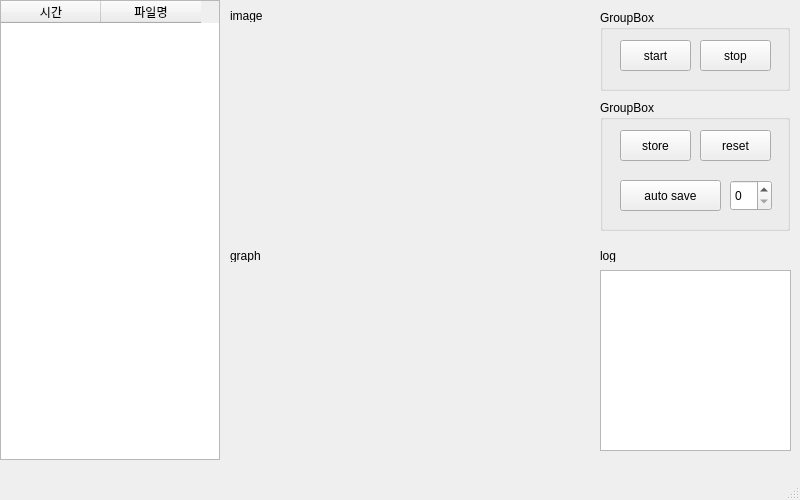
Above: pjt/pjt.ui from kswoong1819/AI_study before the change. Below: the same form after it.
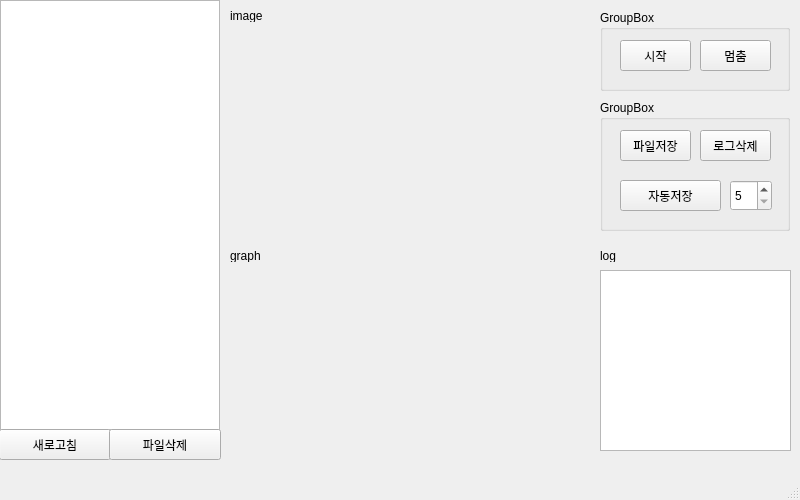
That is the form after the change. Custom widgets are drawn as their Qt base class.

```diff
--- a/pjt/pjt.ui
+++ b/pjt/pjt.ui
@@ -2,6 +2,9 @@
 <ui version="4.0">
  <class>MainWindow</class>
  <widget class="QMainWindow" name="MainWindow">
+  <property name="enabled">
+   <bool>true</bool>
+  </property>
   <property name="geometry">
    <rect>
     <x>0</x>
@@ -10,6 +13,21 @@
     <height>500</height>
    </rect>
   </property>
+  <property name="minimumSize">
+   <size>
+    <width>800</width>
+    <height>500</height>
+   </size>
+  </property>
+  <property name="maximumSize">
+   <size>
+    <width>800</width>
+    <height>500</height>
+   </size>
+  </property>
+  <property name="mouseTracking">
+   <bool>false</bool>
+  </property>
   <property name="windowTitle">
    <string>MainWindow</string>
   </property>
@@ -20,19 +38,24 @@
       <x>0</x>
       <y>0</y>
       <width>220</width>
-      <height>460</height>
+      <height>430</height>
      </rect>
     </property>
-    <column>
-     <property name="text">
-      <string>시간</string>
-     </property>
-    </column>
-    <column>
-     <property name="text">
-      <string>파일명</string>
-     </property>
-    </column>
+    <property name="showDropIndicator" stdset="0">
+     <bool>false</bool>
+    </property>
+    <property name="dragDropOverwriteMode">
+     <bool>false</bool>
+    </property>
+    <attribute name="horizontalHeaderCascadingSectionResizes">
+     <bool>false</bool>
+    </attribute>
+    <attribute name="horizontalHeaderDefaultSectionSize">
+     <number>100</number>
+    </attribute>
+    <attribute name="verticalHeaderDefaultSectionSize">
+     <number>30</number>
+    </attribute>
    </widget>
    <widget class="QLabel" name="label_image">
     <property name="geometry">
@@ -92,7 +115,7 @@
       </rect>
      </property>
      <property name="text">
-      <string>start</string>
+      <string>시작</string>
      </property>
     </widget>
     <widget class="QPushButton" name="stop_btn">
@@ -105,7 +128,7 @@
       </rect>
      </property>
      <property name="text">
-      <string>stop</string>
+      <string>멈춤</string>
      </property>
     </widget>
    </widget>
@@ -154,7 +177,7 @@
       </rect>
      </property>
      <property name="text">
-      <string>store</string>
+      <string>파일저장</string>
      </property>
     </widget>
     <widget class="QPushButton" name="reset_btn">
@@ -167,7 +190,7 @@
       </rect>
      </property>
      <property name="text">
-      <string>reset</string>
+      <string>로그삭제</string>
      </property>
     </widget>
     <widget class="QPushButton" name="autosave_btn">
@@ -180,7 +203,7 @@
       </rect>
      </property>
      <property name="text">
-      <string>auto save</string>
+      <string>자동저장</string>
      </property>
     </widget>
     <widget class="QSpinBox" name="spinBox">
@@ -192,6 +215,36 @@
        <height>31</height>
       </rect>
      </property>
+     <property name="mouseTracking">
+      <bool>false</bool>
+     </property>
+     <property name="wrapping">
+      <bool>false</bool>
+     </property>
+     <property name="frame">
+      <bool>true</bool>
+     </property>
+     <property name="readOnly">
+      <bool>false</bool>
+     </property>
+     <property name="buttonSymbols">
+      <enum>QAbstractSpinBox::UpDownArrows</enum>
+     </property>
+     <property name="accelerated">
+      <bool>true</bool>
+     </property>
+     <property name="correctionMode">
+      <enum>QAbstractSpinBox::CorrectToNearestValue</enum>
+     </property>
+     <property name="keyboardTracking">
+      <bool>false</bool>
+     </property>
+     <property name="minimum">
+      <number>5</number>
+     </property>
+     <property name="maximum">
+      <number>100</number>
+     </property>
      <property name="singleStep">
       <number>5</number>
      </property>
@@ -210,6 +263,32 @@
      <string/>
     </property>
    </widget>
+   <widget class="QPushButton" name="reload_btn">
+    <property name="geometry">
+     <rect>
+      <x>-1</x>
+      <y>429</y>
+      <width>112</width>
+      <height>31</height>
+     </rect>
+    </property>
+    <property name="text">
+     <string>새로고침</string>
+    </property>
+   </widget>
+   <widget class="QPushButton" name="delete_btn">
+    <property name="geometry">
+     <rect>
+      <x>109</x>
+      <y>429</y>
+      <width>112</width>
+      <height>31</height>
+     </rect>
+    </property>
+    <property name="text">
+     <string>파일삭제</string>
+    </property>
+   </widget>
   </widget>
   <widget class="QMenuBar" name="menubar">
    <property name="geometry">
```
Left out of the diff: 3 changed lines with no effect on the pictures.
